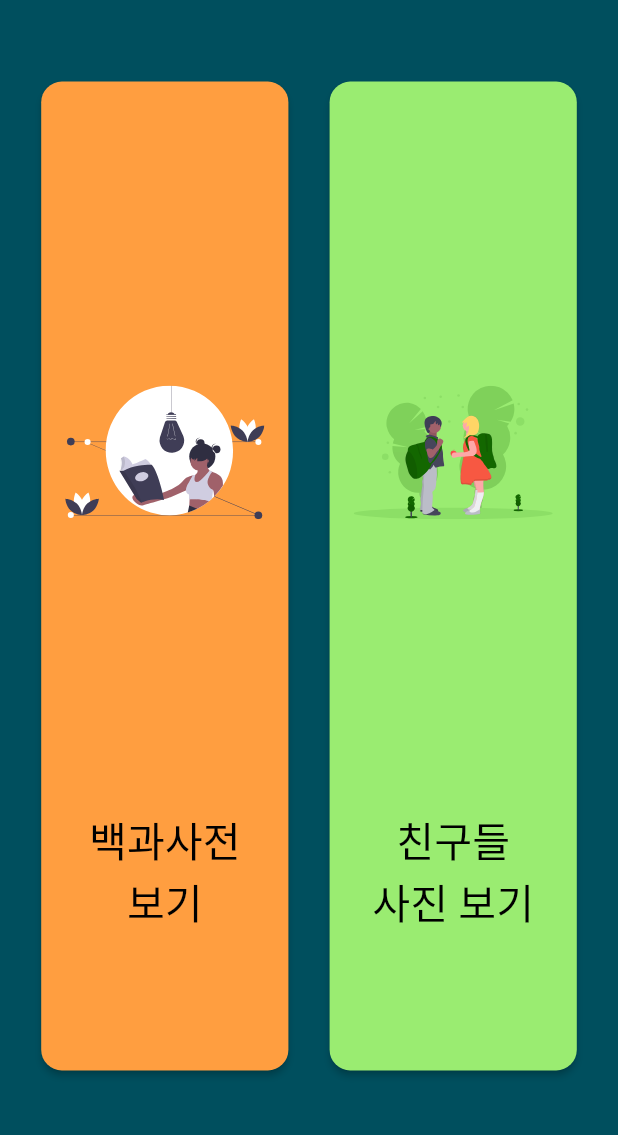
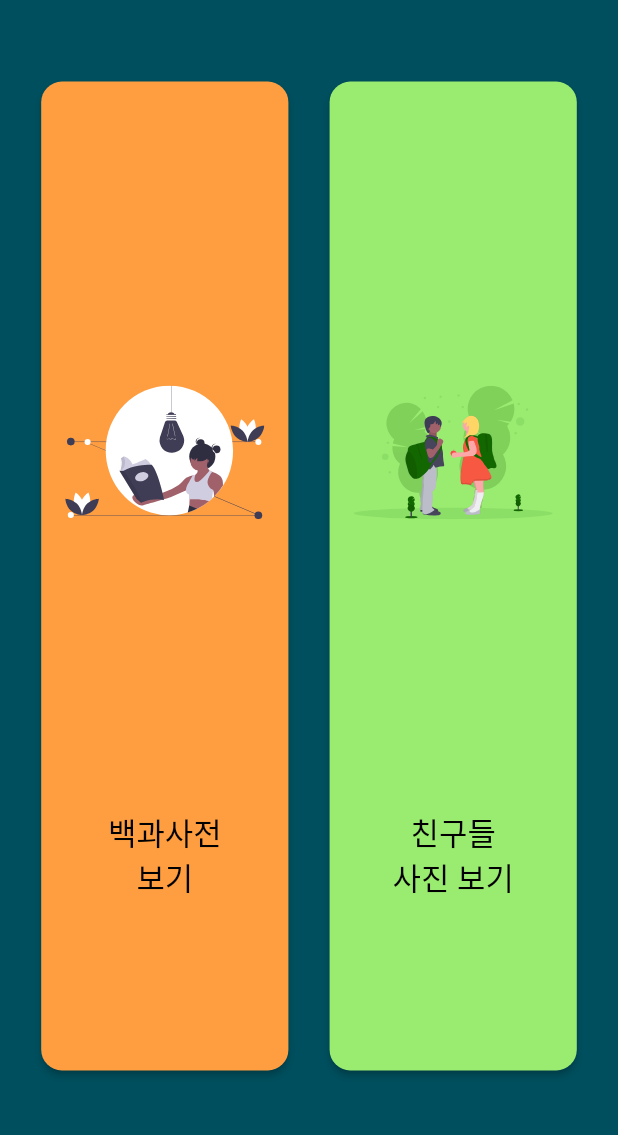
Before and after one commit to boring-km/photoschool-app, a Flutter app: the SelectScreen screen opened directly with empty values, on a phone screen of 412 x 824 dp, the part 84-1219 px from its top. Run offline on Flutter 3.47's test engine with Material 2 defaults, Android fonts, the phone set to English and light mode, and no system bars; our stand-ins replace cached_network_image, firebase_auth, firebase_core, firebase_storage, flutter_dotenv, flutter_html and 5 more; missing offline and left inert: xml_parser; accounts and stored records are empty; network calls fail; Roboto replaces fonts that are missing (DdoDdo).

Commit message:
[master] 부드러운 화면 전환

```diff
--- a/lib/screens/select_screen.dart
+++ b/lib/screens/select_screen.dart
@@ -68,9 +68,12 @@ class _SelectScreenState extends State<SelectScreen> {
                       children: [
                         Padding(
                           padding: EdgeInsets.only(top: boxHeight/8, bottom: boxHeight/9),
-                          child: SvgPicture.asset(
-                            'assets/book_reading.svg',
-                            height: boxHeight * (1/2),
+                          child: Hero(
+                            tag: "SelectWiki",
+                            child: SvgPicture.asset(
+                              'assets/book_reading.svg',
+                              height: boxHeight * (1/2),
+                            ),
                           ),
                         ),
                         Text(
@@ -78,7 +81,7 @@ class _SelectScreenState extends State<SelectScreen> {
                           textAlign: TextAlign.center,
                           style: TextStyle(
                               color: Colors.black,
-                              fontSize: boxFontSize,
+                              fontSize: boxFontSize * (3/4),
                               fontFamily: 'DdoDdo'),
                         ),
                       ],
@@ -116,7 +119,7 @@ class _SelectScreenState extends State<SelectScreen> {
                           textAlign: TextAlign.center,
                           style: TextStyle(
                               color: Colors.black,
-                              fontSize: boxFontSize,
+                              fontSize: boxFontSize * (3/4),
                               fontFamily: 'DdoDdo'),
                         ),
                       ],
```
Also changed, not shown: lib/screens/search_creature_screen.dart (+39 -16 lines).
